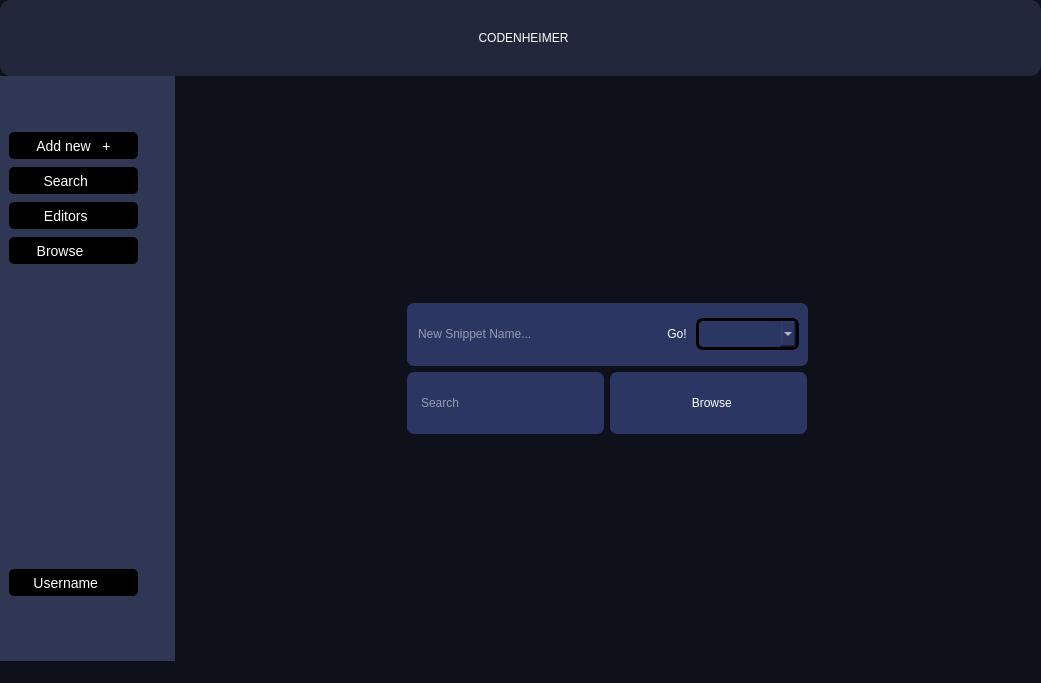
The window that mainwindow.ui (Deatrax/codenheimer) describes before a commit, drawn with Qt 5.
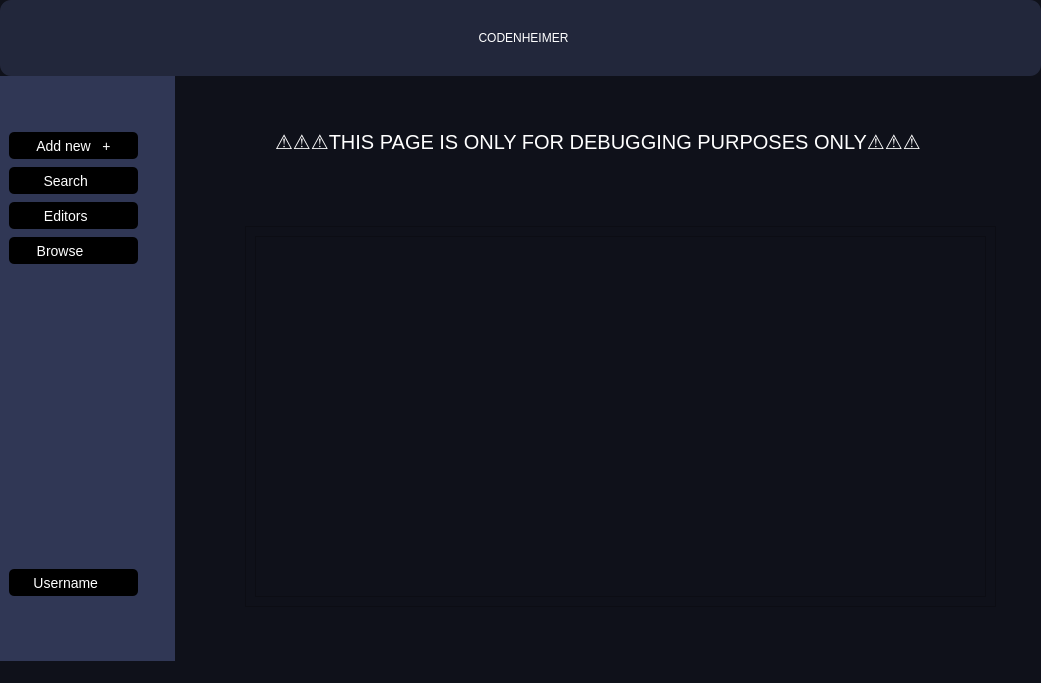
The same window after the commit. The open tabs and pages were chosen to show the change. Icons and pictures are not drawn.

Commit message: added debugging page at the downarrow button and also enabled the browse button on the add new page

Patch:
```diff
--- a/mainwindow.ui
+++ b/mainwindow.ui
@@ -993,13 +993,15 @@
             <string>settings page</string>
            </property>
           </widget>
+         </widget>
+         <widget class="QWidget" name="testPage">
           <widget class="QScrollArea" name="scrollArea">
            <property name="geometry">
             <rect>
-             <x>110</x>
-             <y>50</y>
-             <width>691</width>
-             <height>321</height>
+             <x>70</x>
+             <y>150</y>
+             <width>751</width>
+             <height>381</height>
             </rect>
            </property>
            <property name="widgetResizable">
@@ -1010,8 +1012,8 @@
              <rect>
               <x>0</x>
               <y>0</y>
-              <width>689</width>
-              <height>319</height>
+              <width>749</width>
+              <height>379</height>
              </rect>
             </property>
             <layout class="QVBoxLayout" name="verticalLayout_6">
@@ -1021,6 +1023,24 @@
             </layout>
            </widget>
           </widget>
+          <widget class="QLabel" name="label_2">
+           <property name="geometry">
+            <rect>
+             <x>100</x>
+             <y>20</y>
+             <width>711</width>
+             <height>91</height>
+            </rect>
+           </property>
+           <property name="font">
+            <font>
+             <pointsize>15</pointsize>
+            </font>
+           </property>
+           <property name="text">
+            <string>⚠⚠⚠THIS PAGE IS ONLY FOR DEBUGGING PURPOSES ONLY⚠⚠⚠</string>
+           </property>
+          </widget>
          </widget>
         </widget>
        </item>
```
The commit also changes 2 other files.
